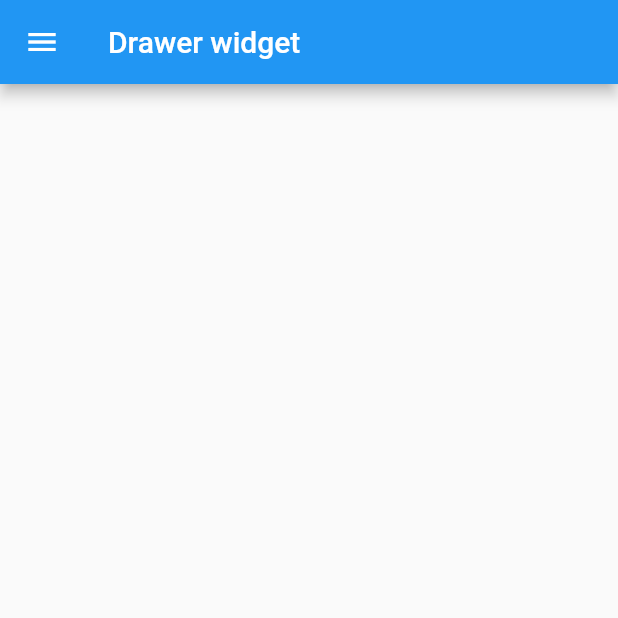
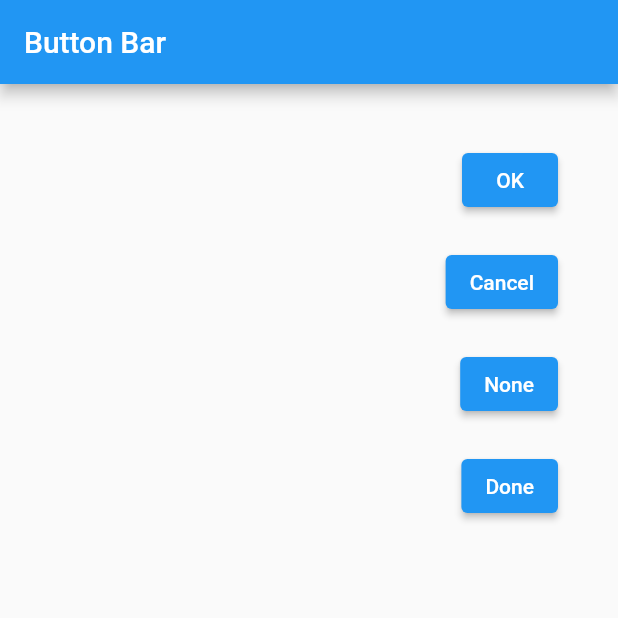
Before and after one commit to jadhavdurgesh/Flutter-widgets, a Flutter app: the screen it shows after launch, on a phone screen of 412 x 824 dp, the top half of it. Run offline on Flutter 3.47's test engine with Material 2 defaults, Android fonts, the phone set to English and light mode, and no system bars.

Commit message:
ButtonBar widget done

```diff
--- a/lib/main.dart
+++ b/lib/main.dart
@@ -7,7 +7,8 @@
 // import 'package:all_about_widgets/widgets/Text%20Widget/text.rich_widget.dart';
 // import 'package:all_about_widgets/widgets/textspan_widget.dart';
 // import 'package:all_about_widgets/widgets/Clipper%20Widget/clipoval_widget.dart';
-import 'package:all_about_widgets/widgets/drawer_widget.dart';
+import 'package:all_about_widgets/widgets/buttonbar_widget.dart';
+// import 'package:all_about_widgets/widgets/drawer_widget.dart';
 import 'package:flutter/material.dart';
 
 // import 'widgets/container.dart';
@@ -39,7 +40,7 @@ class MyApp extends StatelessWidget {
         // is not restarted.
         primarySwatch: Colors.blue,
       ),
-      home: const DrawerWidget(),
+      home: const ButtonBarWidget(),
     );
   }
 }
--- /dev/null
+++ b/lib/widgets/buttonbar_widget.dart
@@ -0,0 +1,32 @@
+import 'package:flutter/material.dart';
+
+class ButtonBarWidget extends StatefulWidget {
+  const ButtonBarWidget({super.key});
+
+  @override
+  State<ButtonBarWidget> createState() => _ButtonBarWidgetState();
+}
+
+class _ButtonBarWidgetState extends State<ButtonBarWidget> {
+  @override
+  Widget build(BuildContext context) {
+    return Scaffold(
+      appBar: AppBar(
+        title: const Text('Button Bar'),
+      ),
+      body: ButtonBar(
+        // alignment: MainAxisAlignment.center,
+        buttonPadding: const EdgeInsets.all(40),
+        mainAxisSize: MainAxisSize.min,
+        overflowDirection: VerticalDirection.down,
+        overflowButtonSpacing: 20,
+        children: [
+          ElevatedButton(onPressed: () {}, child: const Text('OK')),
+          ElevatedButton(onPressed: () {}, child: const Text('Cancel')),
+          ElevatedButton(onPressed: () {}, child: const Text('None')),
+          ElevatedButton(onPressed: () {}, child: const Text('Done')),
+        ],
+      ),
+    );
+  }
+}
```
